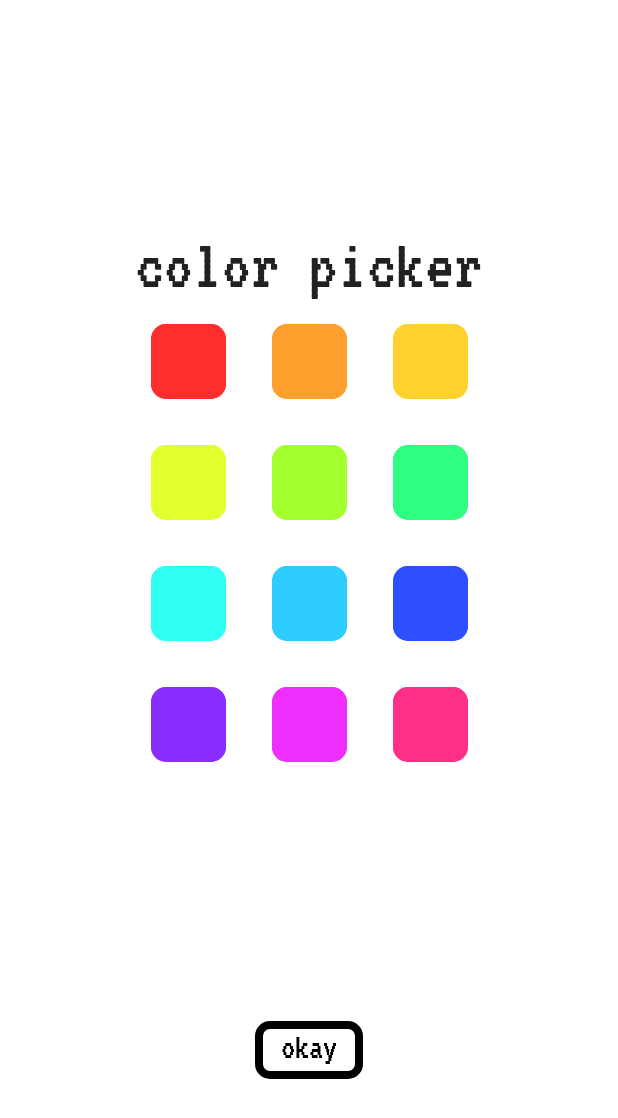
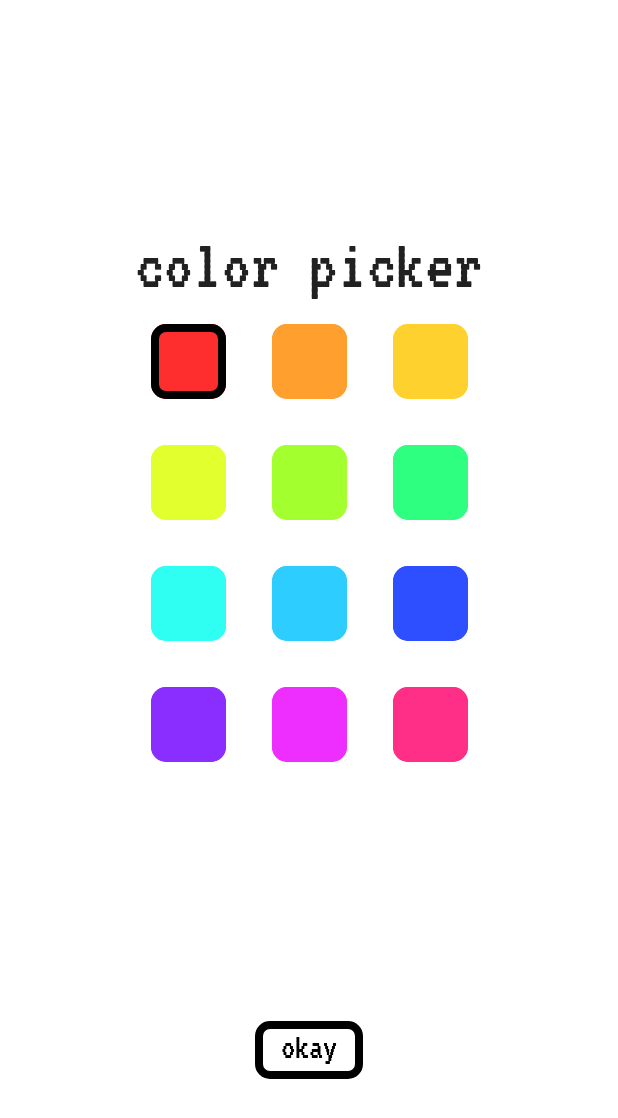
Before and after one commit to Sel-1-2022/squared2, an Android app built with Jetpack Compose: the ColorSelectionRoute screen opened through its navigation route, on a phone screen of 412 x 824 dp. Shown: the top 1118 px of the screen. Run offline under Robolectric (Android 15) with nearby library versions, the phone set to English and light mode, and no system bars; our stand-ins replace Dagger/Hilt's generated code.

Commit message:
Further refactoring of ColorSelection and ColorSelectionList views

```diff
--- a/Squared2/app/src/main/java/sel/group9/squared2/ui/components/colorSelector/ColorSelectionElement.kt
+++ b/Squared2/app/src/main/java/sel/group9/squared2/ui/components/colorSelector/ColorSelection.kt
@@ -46,12 +46,6 @@ fun ColorSelection(
     var contentPadding = contentPadding
     if (selected) {
         border = squared2Border
-        contentPadding = PaddingValues(
-            start = contentPadding.calculateStartPadding(LocalLayoutDirection.current) + border.width,
-            end = contentPadding.calculateEndPadding(LocalLayoutDirection.current) + border.width,
-            top = contentPadding.calculateTopPadding() + border.width,
-            bottom = contentPadding.calculateBottomPadding() + border.width
-        )
     }
 
     Button(
@@ -68,24 +62,6 @@ fun ColorSelection(
         ColoredSquare(color = color)
     }
 }
-//
-//@Composable
-//fun ColorSelection(color: Color,
-//                   selected: Boolean,
-//                   size: Dp = 50.dp,
-//                   modifier: Modifier = Modifier) {
-//    var modifier = modifier
-//    if (selected) {
-//        modifier = modifier.then(borderModifier())
-//    }
-//
-//    modifier = modifier
-//        .size(size)
-//        .clip(MaterialTheme.shapes.small)
-//        .background(color)
-//
-//    Box(modifier = modifier)
-//}
 
 @Composable
 @Preview
--- a/Squared2/app/src/main/java/sel/group9/squared2/ui/components/colorSelector/ColorSelectionList.kt
+++ b/Squared2/app/src/main/java/sel/group9/squared2/ui/components/colorSelector/ColorSelectionList.kt
@@ -30,6 +30,7 @@ private fun getColorRowList(colors: Collection<Color>, rowLength: Int = 3): Arra
 @Composable
 fun ColorSelectionList(colors: Collection<Color>, rowLength: Int = 3) {
     val rows = getColorRowList(colors, rowLength)
+    val currentSelection = colors.first()
 
     Column {
         rows.forEach {
@@ -38,7 +39,7 @@ fun ColorSelectionList(colors: Collection<Color>, rowLength: Int = 3) {
                 row.forEach { color ->
                     ColorSelection(
                         color = color,
-                        selected = false,
+                        selected = currentSelection == color,
                         modifier = Modifier.padding(15.dp),
                         onClick = {}
                     )
```
